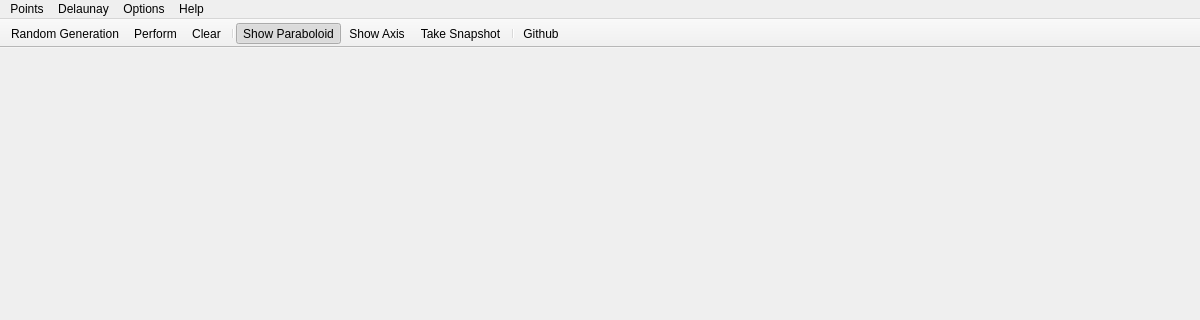
First picture: the form in mainwindow.ui, repository qiaone/delaunay, before the edit; both pictures show x 0 to 1200 and y 0 to 320 of the 1200 by 680 pixel window.
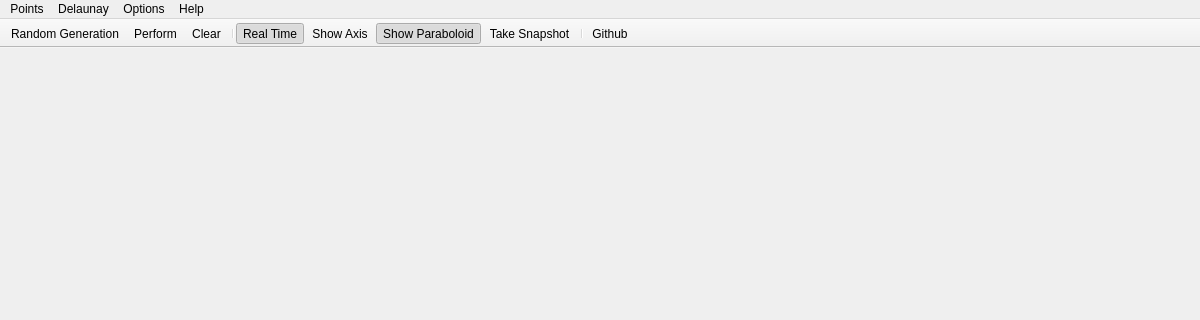
Second picture: the form after the edit. Icons and pictures are not drawn. Custom widgets are drawn as their Qt base class.

What changed in the file:
```diff
--- a/mainwindow.ui
+++ b/mainwindow.ui
@@ -135,8 +135,9 @@
    <addaction name="actionPerform"/>
    <addaction name="actionClear"/>
    <addaction name="separator"/>
-   <addaction name="actionShow_Paraboloid"/>
+   <addaction name="actionReal_Time"/>
    <addaction name="actionShow_Axis"/>
+   <addaction name="actionShow_Paraboloid"/>
    <addaction name="actionTake_Snapshot"/>
    <addaction name="separator"/>
    <addaction name="actionGithub"/>
@@ -236,6 +237,21 @@
     <string>Norm2</string>
    </property>
   </action>
+  <action name="actionReal_Time">
+   <property name="checkable">
+    <bool>true</bool>
+   </property>
+   <property name="checked">
+    <bool>true</bool>
+   </property>
+   <property name="icon">
+    <iconset resource="resource.qrc">
+     <normaloff>:/Img/realtime.png</normaloff>:/Img/realtime.png</iconset>
+   </property>
+   <property name="text">
+    <string>Real Time</string>
+   </property>
+  </action>
  </widget>
  <layoutdefault spacing="6" margin="11"/>
  <customwidgets>
```
Left out of the diff: 3 changed lines with no effect on the pictures.
